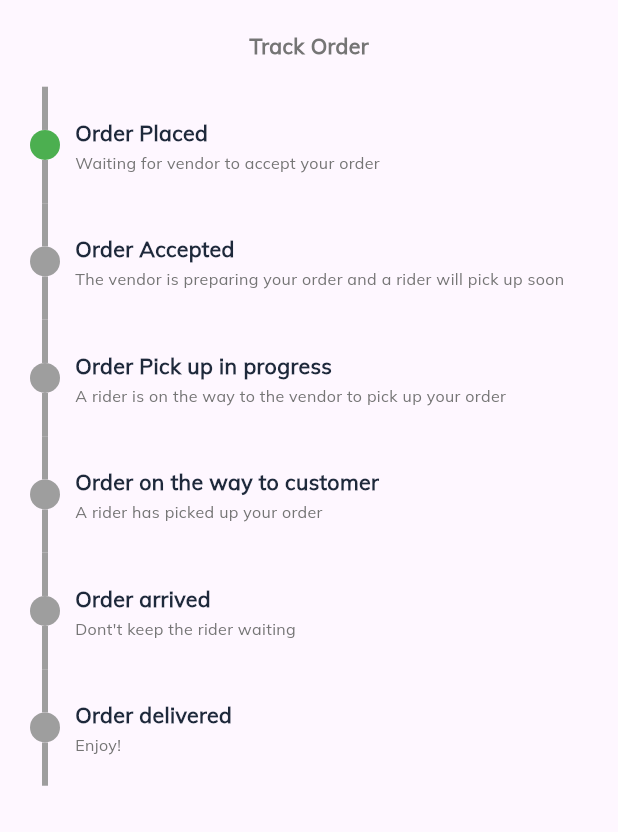
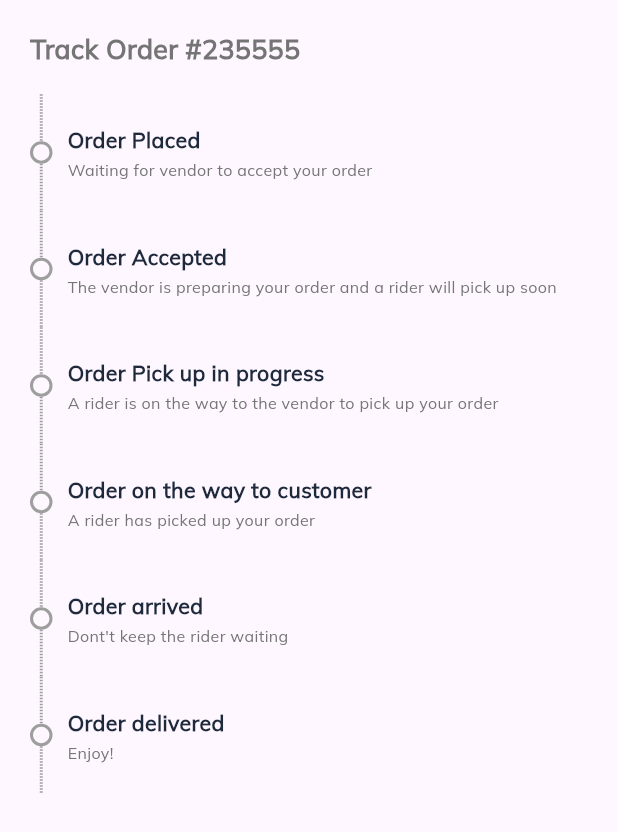
Before and after one commit to meemah/order_tracking, a Flutter app: the OrderStatusView screen opened directly, on a phone screen of 412 x 824 dp. Shown: the top 832 px of the screen. Run offline on Flutter 3.47's test engine with Material 2 defaults, Android fonts, the light colour scheme and no system bars; drawn by our look-alikes of timeline_tile, timelines; our stand-ins replace firebase_auth, firebase_core, flash, flutter_screenutil, get_it, google_sign_in; missing offline and left inert: ably_flutter; accounts and stored records are empty.

Commit message:
validation to the status

```diff
--- a/lib/model/order_status.dart
+++ b/lib/model/order_status.dart
@@ -1,40 +1,40 @@
-enum Status { placed, accepted, picked, transit, arrived, delivered }
+enum OrderStatus { placed, accepted, picked, transit, arrived, delivered }
 
-class OrderStatus {
-  final Status orderStatus;
+class OrderStatusModel {
+  final OrderStatus orderStatus;
   final String title;
   final String subTitle;
 
-  OrderStatus({
+  OrderStatusModel({
     required this.orderStatus,
     required this.title,
     required this.subTitle,
   });
 
-  static List<OrderStatus> statusHistory = [
-    OrderStatus(
-        orderStatus: Status.placed,
+  static List<OrderStatusModel> statusHistory = [
+    OrderStatusModel(
+        orderStatus: OrderStatus.placed,
         title: "Order Placed",
         subTitle: "Waiting for vendor to accept your order"),
-    OrderStatus(
-        orderStatus: Status.accepted,
+    OrderStatusModel(
+        orderStatus: OrderStatus.accepted,
         title: "Order Accepted",
         subTitle:
             "The vendor is preparing your order and a rider will pick up soon"),
-    OrderStatus(
-        orderStatus: Status.picked,
+    OrderStatusModel(
+        orderStatus: OrderStatus.picked,
         title: "Order Pick up in progress",
         subTitle: "A rider is on the way to the vendor to pick up your order"),
-    OrderStatus(
-        orderStatus: Status.transit,
+    OrderStatusModel(
+        orderStatus: OrderStatus.transit,
         title: "Order on the way to customer",
         subTitle: "A rider has picked up your order"),
-    OrderStatus(
-        orderStatus: Status.arrived,
+    OrderStatusModel(
+        orderStatus: OrderStatus.arrived,
         title: "Order arrived",
         subTitle: "Dont't keep the rider waiting"),
-    OrderStatus(
-        orderStatus: Status.delivered,
+    OrderStatusModel(
+        orderStatus: OrderStatus.delivered,
         title: "Order delivered",
         subTitle: "Enjoy!")
   ];
--- a/lib/shared/widgets/order_tracker_container.dart
+++ b/lib/shared/widgets/order_tracker_container.dart
@@ -57,9 +57,9 @@ class _OrderTrackerContainerState extends State<OrderTrackerContainer> {
                 ),
                 const YMargin(20),
                 Row(
-                    children: OrderStatus.statusHistory
+                    children: OrderStatusModel.statusHistory
                         .asMap()
-                        .map((int i, OrderStatus element) => MapEntry(
+                        .map((int i, OrderStatusModel element) => MapEntry(
                             i,
                             Expanded(
                               child: Container(
@@ -67,9 +67,8 @@ class _OrderTrackerContainerState extends State<OrderTrackerContainer> {
                                 height: 5.h,
                                 decoration: BoxDecoration(
                                     color:
-                                        viewModel.status.data?.toLowerCase() ==
-                                                element.orderStatus.name
-                                                    .toLowerCase()
+                                        (viewModel.status.data?.index ?? 0) >=
+                                                element.orderStatus.index
                                             ? Colors.green
                                             : Colors.grey.shade200,
                                     borderRadius: BorderRadius.circular(8)),
--- a/lib/view/order_status_view.dart
+++ b/lib/view/order_status_view.dart
@@ -1,9 +1,11 @@
 import 'package:flutter/material.dart';
+import 'package:order_tracking/model/order.dart';
 import 'package:order_tracking/model/order_status.dart';
 import 'package:order_tracking/shared/widgets/app_spacing.dart';
 import 'package:order_tracking/viewmodel/status_viewmodel.dart';
 import 'package:provider/provider.dart';
-import 'package:timeline_tile/timeline_tile.dart';
+// import 'package:timeline_tile/timeline_tile.dart';
+import 'package:timelines/timelines.dart';
 
 import '../shared/utils/styles/app_styles.dart';
 import '../shared/utils/theme/app_colors.dart';
@@ -31,27 +33,27 @@ class _OrderStatusViewState extends State<OrderStatusView> {
         child: Padding(
           padding: const EdgeInsets.all(20.0),
           child: Column(
+            crossAxisAlignment: CrossAxisAlignment.start,
             children: [
               Text(
-                "Track Order",
-                style: AppStyle.mediumTextMedium(color: AppColors.greyScale5),
+                "Track Order ${Order.order.orderId}",
+                style: AppStyle.mediumTextMedium(
+                    color: AppColors.greyScale5, fontSize: 20),
               ),
               const YMargin(20),
               Consumer<StatusViewModel>(builder: (ctx, viewModel, _) {
-                return ListView.builder(
-                    shrinkWrap: true,
-                    itemCount: OrderStatus.statusHistory.length,
-                    itemBuilder: (ctx, index) {
-                      OrderStatus orderStatus =
-                          OrderStatus.statusHistory[index];
-                      bool isSelected =
-                          orderStatus.orderStatus.name == viewModel.status.data;
-                      return TimelineTile(
-                        indicatorStyle: IndicatorStyle(
-                            color: isSelected ? Colors.green : Colors.grey),
-                        alignment: TimelineAlign.start,
-                        lineXY: 0.1,
-                        endChild: Padding(
+                return FixedTimeline.tileBuilder(
+                  theme: TimelineThemeData(
+                    nodePosition: 0,
+                    color: Colors.grey,
+                  ),
+                  builder: TimelineTileBuilder.connectedFromStyle(
+                    contentsBuilder: (context, index) {
+                      OrderStatusModel orderStatus =
+                          OrderStatusModel.statusHistory[index];
+                      bool isSelected = (viewModel.status.data?.index ?? 0) >=
+                          orderStatus.orderStatus.index;
+                      return Padding(
                         padding: const EdgeInsets.symmetric(
                             horizontal: 10, vertical: 20),
                         child: Column(
@@ -69,9 +71,19 @@ class _OrderStatusViewState extends State<OrderStatusView> {
                             ),
                           ],
                         ),
+                      );
+                    },
+                    contentsAlign: ContentsAlign.basic,
+                    connectorStyleBuilder: (context, index) {
+                      return ConnectorStyle.dashedLine;
+                    },
+                    firstConnectorStyle: ConnectorStyle.dashedLine,
+                    lastConnectorStyle: ConnectorStyle.dashedLine,
+                    indicatorStyleBuilder: (context, index) =>
+                        IndicatorStyle.outlined,
+                    itemCount: OrderStatusModel.statusHistory.length,
                   ),
                 );
-                    });
               })
             ],
           ),
--- a/lib/viewmodel/status_viewmodel.dart
+++ b/lib/viewmodel/status_viewmodel.dart
@@ -1,15 +1,17 @@
 import 'package:ably_flutter/ably_flutter.dart' as ably;
 import 'package:flutter/material.dart';
+import 'package:order_tracking/model/order_status.dart';
 
 import '../shared/utils/constants/app_constants.dart';
 import '../shared/utils/network_helper/network_data_response.dart';
 
 class StatusViewModel extends ChangeNotifier {
-  NetworkDataResponse<String> _status = NetworkDataResponse.completed("placed");
+  NetworkDataResponse<OrderStatus> _status =
+      NetworkDataResponse.completed(OrderStatus.placed);
 
-  NetworkDataResponse<String> get status => _status;
+  NetworkDataResponse<OrderStatus> get status => _status;
 
-  set status(NetworkDataResponse<String> value) {
+  set status(NetworkDataResponse<OrderStatus> value) {
     _status = value;
     notifyListeners();
   }
@@ -22,7 +24,12 @@ class StatusViewModel extends ChangeNotifier {
         final channel = realtime.channels.get('order');
         var messageStream = channel.subscribe();
         messageStream.listen((ably.Message message) {
-          status = NetworkDataResponse.completed(message.data.toString());
+          String statusMessage = message.data.toString();
+          if (OrderStatus.values.toString().contains(statusMessage)) {
+            status = NetworkDataResponse.completed(OrderStatus.values
+                .firstWhere((element) =>
+                    statusMessage.toLowerCase() == element.name.toLowerCase()));
+          }
         });
       }
     });
--- a/pubspec.yaml
+++ b/pubspec.yaml
@@ -46,6 +46,7 @@ dependencies:
   firebase_auth: ^4.14.0
   timeline_tile: ^2.0.0
   google_sign_in: ^6.1.6
+  timelines: ^0.1.0
 
 dev_dependencies:
   flutter_test:
```
Also changed, not shown: pubspec.lock. Lines whose indentation alone changed are shown as unchanged.
